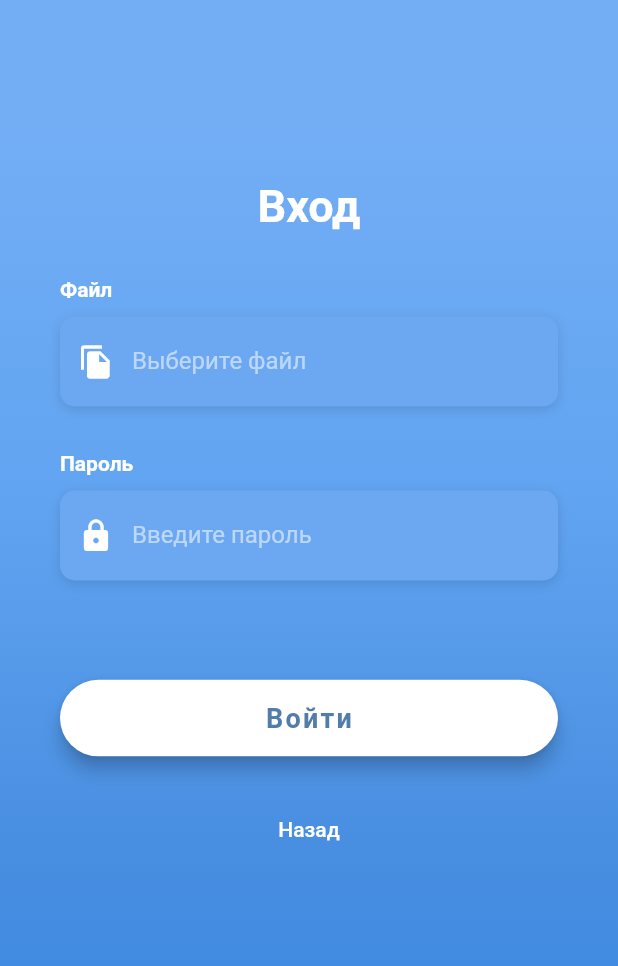
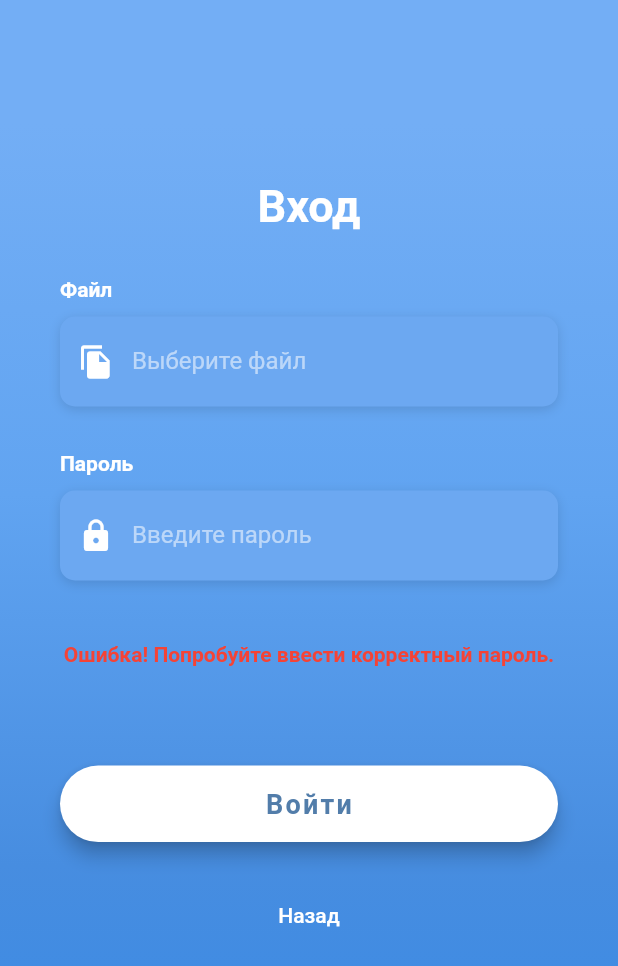
Before and after one commit to barganaev/AbiturientApp, a Flutter app: the Login2Screen screen opened directly, on a phone screen of 412 x 824 dp. Shown: the top 966 px of the screen. Run offline on Flutter 3.47's test engine with Material 2 defaults, Android fonts, the phone set to English and light mode, and no system bars; our stand-ins replace bloc, carousel_slider, file_picker, flutter_bloc, hive, local_auth and 1 more; accounts and stored records are empty; Roboto replaces fonts that are missing (OpenSans); key blocks and very long unbroken strings in the code were emptied for the run.

Commit message:
added: error handler in login2_screen.dart

```diff
--- a/lib/screens/login2_screen.dart
+++ b/lib/screens/login2_screen.dart
@@ -232,6 +232,16 @@ class _Login2ScreenState extends State<Login2Screen> {
                                   height: 30.0,
                                 ),
                                 _buildPasswordTF(),
+                                Center(
+                                  child: Column(
+                                    children: [
+                                      SizedBox(
+                                        height: MediaQuery.of(context).size.height * 0.05,
+                                      ),
+                                      Text('Ошибка! Попробуйте ввести корректный пароль.', style: TextStyle(color: Colors.red, fontWeight: FontWeight.bold),),
+                                    ],
+                                  ),
+                                ),
                                 SizedBox(
                                   height:
                                       MediaQuery.of(context).size.height * 0.05,
```
